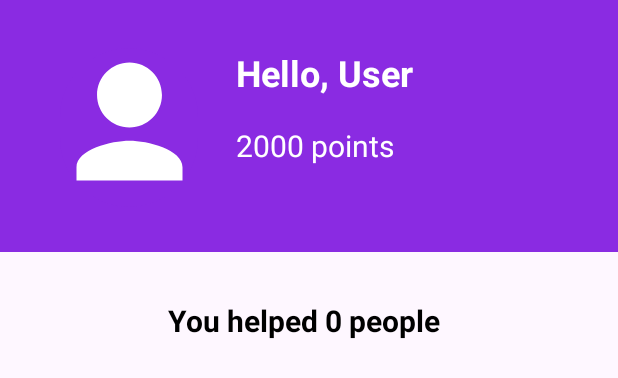
After one commit to zec0816/MADHelpafriend, an Android app: the layout activity_volunteer_main_page.xml on its own in the app's theme, with its tools: preview values and no code run, on a phone screen of 412 x 824 dp. The commit adds this screen. Shown: the top 378 px of the screen. Run offline under Robolectric (Android 15) with nearby library versions, the phone set to English and light mode, and no system bars; network calls fail.

Commit message:
create VolunteerMainPage with HelpHistory

```diff
--- a/app/src/main/AndroidManifest.xml
+++ b/app/src/main/AndroidManifest.xml
@@ -24,6 +24,9 @@
         android:theme="@style/Theme.Helpafriend"
         android:usesCleartextTraffic="true"
         tools:targetApi="31">
+        <activity
+            android:name=".VolunteerMainPage"
+            android:exported="false" />
         <activity
             android:name=".Leaderboard"
             android:exported="false" />
--- a/app/src/main/java/com/example/helpafriend/BaseActivity.java
+++ b/app/src/main/java/com/example/helpafriend/BaseActivity.java
@@ -36,7 +36,7 @@ public class BaseActivity extends AppCompatActivity {
                 // Handle volunteer-specific navigation
                 if (itemId == R.id.volunteer_home) {
                     if (getSelectedNavItemId(role) != R.id.volunteer_home) {
-                        startActivity(new Intent(this, MainActivity.class));
+                        startActivity(new Intent(this, VolunteerMainPage.class));
                         finish();
                     }
                     return true;
--- a/app/src/main/java/com/example/helpafriend/Db_Contract.java
+++ b/app/src/main/java/com/example/helpafriend/Db_Contract.java
@@ -2,7 +2,7 @@ package com.example.helpafriend;
 
 public class Db_Contract {
 
-    public static String ip = "192.168.0.165"; //change to your ip
+    public static String ip = "192.168.68.109"; //change to your ip
 
     public static final String urlRegister = "http://"+ip+"/helpafriend//register.php";
     public static final String urlLogin = "http://"+ip+"/helpafriend//login.php";
@@ -15,4 +15,7 @@ public class Db_Contract {
     public static final String urlGetLeaderboard = "http://" + ip + "/helpafriend/get_leaderboard.php";
     public static final String urlUpdateProfile = "http://" + ip + "/helpafriend/updateProfile.php";
     public static final String urlDeleteProfile = "http://" + ip + "/helpafriend/deleteProfile.php";
+    public static final String urlFetchUserPoints = "http://" + ip + "/helpafriend/fetch_user_points.php";
+    public static final String urlFetchHelpHistory = "http://" + ip + "/helpafriend/fetch_help_history.php";
+
 }
--- /dev/null
+++ b/app/src/main/res/layout/activity_volunteer_main_page.xml
@@ -0,0 +1,89 @@
+<androidx.constraintlayout.widget.ConstraintLayout xmlns:android="http://schemas.android.com/apk/res/android"
+    xmlns:tools="http://schemas.android.com/tools"
+    android:layout_width="match_parent"
+    android:layout_height="match_parent"
+    xmlns:app="http://schemas.android.com/apk/res-auto"
+    tools:context=".VolunteerMainPage">
+
+    <!-- Top Section with Profile and Points -->
+    <androidx.constraintlayout.widget.ConstraintLayout
+        android:id="@+id/topSection"
+        android:layout_width="0dp"
+        android:layout_height="168dp"
+        android:background="@color/colorPrimary"
+        android:padding="16dp"
+        app:layout_constraintEnd_toEndOf="parent"
+        app:layout_constraintStart_toStartOf="parent"
+        app:layout_constraintTop_toTopOf="parent">
+
+        <!-- Profile Picture -->
+        <ImageView
+            android:id="@+id/profileImage"
+            android:layout_width="92dp"
+            android:layout_height="106dp"
+            android:layout_marginStart="24dp"
+            android:layout_marginTop="16dp"
+            android:background="@drawable/circle_background"
+            android:scaleType="centerCrop"
+            android:src="@drawable/ic_profile"
+            app:layout_constraintStart_toStartOf="parent"
+            app:layout_constraintTop_toTopOf="parent" />
+
+        <!-- Welcome Text -->
+
+        <!-- Points Display -->
+        <TextView
+            android:id="@+id/usernameTextView"
+            android:layout_width="169dp"
+            android:layout_height="51dp"
+            android:layout_marginTop="16dp"
+            android:text="Hello, User"
+            android:textColor="@android:color/white"
+            android:textSize="24sp"
+            android:textStyle="bold"
+            app:layout_constraintEnd_toEndOf="parent"
+            app:layout_constraintHorizontal_bias="0.265"
+            app:layout_constraintStart_toEndOf="@id/profileImage"
+            app:layout_constraintTop_toTopOf="parent" />
+
+        <TextView
+            android:id="@+id/pointsTextView"
+            android:layout_width="wrap_content"
+            android:layout_height="40dp"
+            android:text="2000 points"
+            android:textColor="@android:color/white"
+            android:textSize="20sp"
+            app:layout_constraintEnd_toEndOf="parent"
+            app:layout_constraintHorizontal_bias="0.0"
+            app:layout_constraintStart_toStartOf="@id/usernameTextView"
+            app:layout_constraintTop_toBottomOf="@id/usernameTextView" />
+
+    </androidx.constraintlayout.widget.ConstraintLayout>
+
+    <!-- RecyclerView to show People Helped History -->
+    <androidx.recyclerview.widget.RecyclerView
+        android:id="@+id/help_history_recyclerview"
+        android:layout_width="411dp"
+        android:layout_height="533dp"
+        android:layout_marginTop="20dp"
+        android:padding="16dp"
+        android:scrollbars="vertical"
+        app:layout_constraintBottom_toBottomOf="parent"
+        app:layout_constraintEnd_toEndOf="parent"
+        app:layout_constraintStart_toStartOf="parent"
+        app:layout_constraintTop_toBottomOf="@id/topSection" />
+
+    <TextView
+        android:id="@+id/totalHelpedTextView"
+        android:layout_width="wrap_content"
+        android:layout_height="wrap_content"
+        android:layout_marginStart="112dp"
+        android:layout_marginTop="200dp"
+        android:text="You helped 0 people"
+        android:textColor="@android:color/black"
+        android:textSize="20sp"
+        android:textStyle="bold"
+        app:layout_constraintStart_toStartOf="parent"
+        app:layout_constraintTop_toTopOf="parent" />
+
+</androidx.constraintlayout.widget.ConstraintLayout>
```
Also changed, not shown: app/src/main/java/com/example/helpafriend/HelpHistory.java (added, +25 -0 lines), app/src/main/java/com/example/helpafriend/HelpHistoryAdapter.java (added, +58 -0 lines), app/src/main/java/com/example/helpafriend/VolunteerMainPage.java (added, +157 -0 lines), app/src/main/res/layout/item_help_history.xml (added, +46 -0 lines).
